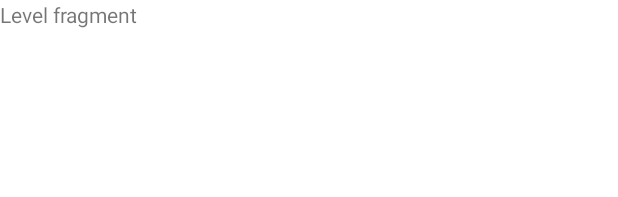
After one commit to csgrdcelia/Captch-up, an Android app: the layout fragment_level.xml on its own in the app's theme, with its tools: preview values and no code run, on a phone screen of 412 x 824 dp. The commit adds this screen. Shown: the top 197 px of the screen. Run offline under Robolectric (Android 15) with nearby library versions, the phone set to English and light mode, and no system bars.

Commit message:
fragments added

```diff
--- a/app/build.gradle
+++ b/app/build.gradle
@@ -26,6 +26,7 @@
     implementation 'com.android.support.constraint:constraint-layout:1.1.3'
     implementation 'com.android.support:design:28.0.0'
     implementation 'com.android.support:support-vector-drawable:28.0.0'
+    implementation 'com.android.support:support-v4:28.0.0'
     testImplementation 'junit:junit:4.12'
     androidTestImplementation 'com.android.support.test:runner:1.0.2'
     androidTestImplementation 'com.android.support.test.espresso:espresso-core:3.0.2'
--- /dev/null
+++ b/app/src/main/res/layout/fragment_level.xml
@@ -0,0 +1,15 @@
+<?xml version="1.0" encoding="utf-8"?>
+<FrameLayout xmlns:android="http://schemas.android.com/apk/res/android"
+    xmlns:tools="http://schemas.android.com/tools"
+    android:layout_width="match_parent"
+    android:layout_height="match_parent"
+    android:background="@color/white"
+    tools:context=".LevelFragment">
+
+    <!-- TODO: Update blank fragment layout -->
+    <TextView
+        android:layout_width="match_parent"
+        android:layout_height="match_parent"
+        android:text="Level fragment " />
+
+</FrameLayout>
--- a/app/src/main/res/menu/navigation.xml
+++ b/app/src/main/res/menu/navigation.xml
@@ -7,13 +7,13 @@
         android:title="@string/title_home" />
 
     <item
-        android:id="@+id/navigation_dashboard"
+        android:id="@+id/navigation_new"
         android:icon="@drawable/ic_dashboard_black_24dp"
         android:title="@string/title_new" />
 
     <item
-        android:id="@+id/navigation_notifications"
+        android:id="@+id/navigation_achievements"
         android:icon="@drawable/ic_notifications_black_24dp"
-        android:title="@string/title_winnings" />
+        android:title="@string/title_achievements" />
 
 </menu>
--- a/app/src/main/res/values/colors.xml
+++ b/app/src/main/res/values/colors.xml
@@ -3,6 +3,8 @@
     <color name="colorPrimary">#ADC4D9</color>
     <color name="colorPrimaryDark">#92a6b9</color>
     <color name="colorAccent">#FFA000</color>
+    <color name="white">#FFFFFF</color>
+
 
     <color name="grey_100">#F5F5F5</color>
     <color name="grey_300">#E0E0E0</color>
--- a/app/src/main/res/values/strings.xml
+++ b/app/src/main/res/values/strings.xml
@@ -88,5 +88,8 @@
 
     <string name="title_home">Accueil</string>
     <string name="title_new">Nouveau</string>
-    <string name="title_winnings">Réussites</string>
+    <string name="title_achievements">Réussites</string>
+
+    <!-- TODO: Remove or change this placeholder text -->
+    <string name="hello_blank_fragment">Hello blank fragment</string>
 </resources>
```
Also changed, not shown: app/src/main/java/com/esgi/project/captchup/GameFragment.java (added, +29 -0 lines), app/src/main/java/com/esgi/project/captchup/LevelFragment.java (added, +29 -0 lines), app/src/main/java/com/esgi/project/captchup/MainActivity.java (+30 -9 lines), app/src/main/res/layout/activity_main.xml (+16 -11 lines), app/src/main/res/layout/fragment_game.xml (added, +15 -0 lines).
